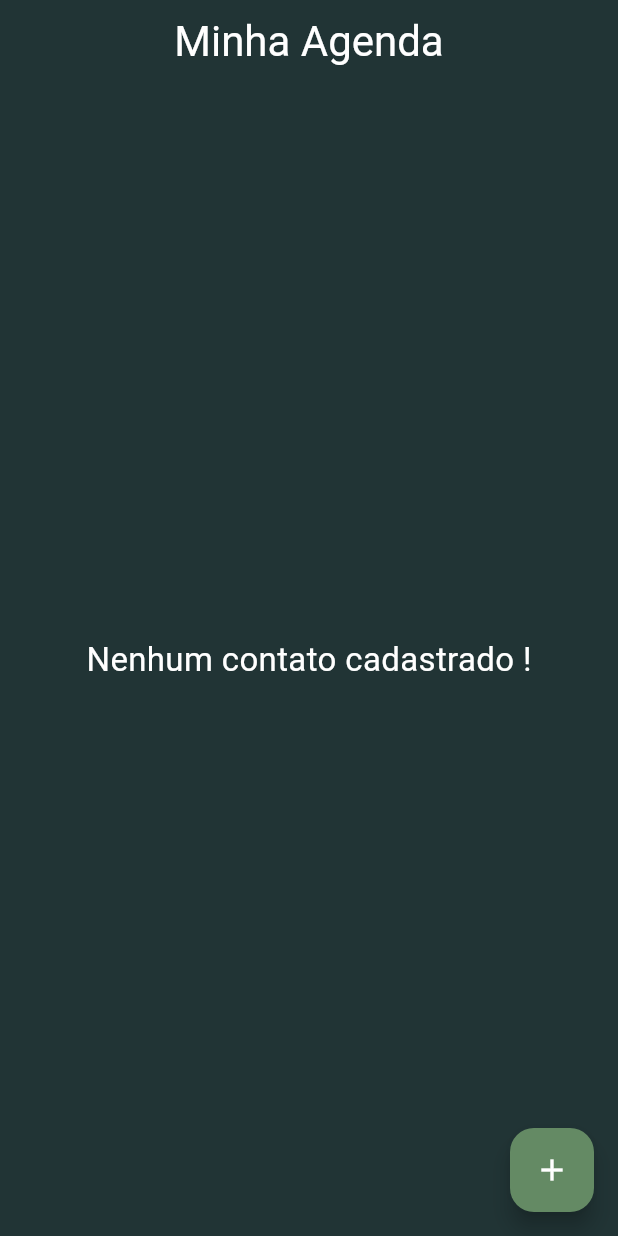
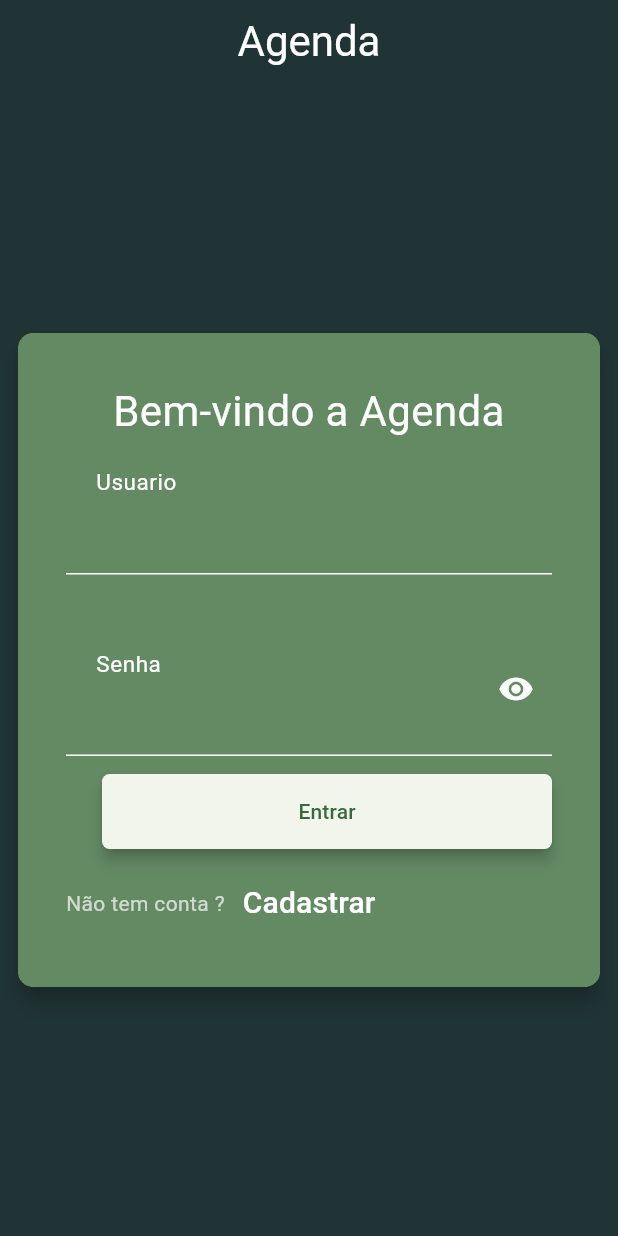
Before and after one commit to leosouza5/AgendaFlutter, a Flutter app: the screen it shows after launch, on a phone screen of 412 x 824 dp. Run offline on Flutter 3.47's test engine with Material 3 defaults, Android fonts, the phone set to English and light mode, and no system bars; our stand-ins replace shared_preferences, sqflite; accounts and stored records are empty.

Commit message:
Adicionando tela de login/cadastro e guardando token para pular login

```diff
--- a/lib/features/contato/components/input.dart
+++ b/lib/features/contato/components/input.dart
@@ -1,7 +1,7 @@
 import 'package:flutter/material.dart';
 import 'package:flutter/services.dart';
 
-class Input extends StatelessWidget {
+class Input extends StatefulWidget {
   final String? hint;
   final String? Function(String?)? validator;
   final TextStyle? hintStyle;
@@ -9,15 +9,23 @@ class Input extends StatelessWidget {
   final Text? label;
   final List<TextInputFormatter>? inputFormatters;
   final TextEditingController? controller;
-  const Input({super.key, this.label, this.hint, this.hintStyle, this.validator, this.onChanged, this.controller, this.inputFormatters});
+  final bool senha;
+  const Input({super.key, this.label, this.hint, this.hintStyle, this.validator, this.onChanged, this.controller, this.inputFormatters, this.senha = false});
 
+  @override
+  State<Input> createState() => _InputState();
+}
+
+class _InputState extends State<Input> {
+  bool obscure = true;
   @override
   Widget build(BuildContext context) {
     return TextFormField(
-      inputFormatters: inputFormatters,
-      controller: controller,
-      onChanged: onChanged,
-      validator: validator,
+      obscureText: widget.senha,
+      inputFormatters: widget.inputFormatters,
+      controller: widget.controller,
+      onChanged: widget.onChanged,
+      validator: widget.validator,
       style: const TextStyle(fontSize: 20, color: Colors.white),
       decoration: InputDecoration(
         errorStyle: const TextStyle(fontSize: 15, overflow: TextOverflow.clip),
@@ -27,12 +35,24 @@ class Input extends StatelessWidget {
         enabledBorder: const UnderlineInputBorder(borderSide: BorderSide(color: Colors.white)),
         focusedBorder: const UnderlineInputBorder(borderSide: BorderSide(color: Colors.white)),
         disabledBorder: const UnderlineInputBorder(borderSide: BorderSide(color: Colors.white)),
-        hintText: hint,
+        hintText: widget.hint,
         floatingLabelBehavior: FloatingLabelBehavior.always,
         contentPadding: const EdgeInsets.symmetric(vertical: 20, horizontal: 20),
-        label: label,
-        hintStyle: hintStyle ?? TextStyle(color: Theme.of(context).colorScheme.onSurfaceVariant.withOpacity(.5)),
+        label: widget.label,
+        hintStyle: widget.hintStyle ?? TextStyle(color: Theme.of(context).colorScheme.onSurfaceVariant.withOpacity(.5)),
         labelStyle: const TextStyle(fontSize: 20, color: Colors.white),
+        suffixIcon: widget.senha
+            ? IconButton(
+                onPressed: () {
+                  setState(() {
+                    obscure = !obscure;
+                  });
+                },
+                icon: Icon(
+                  obscure ? Icons.visibility : Icons.visibility_off,
+                  color: Colors.white,
+                ))
+            : null,
       ),
     );
   }
--- a/lib/features/contato/controller/contato_controller.dart
+++ b/lib/features/contato/controller/contato_controller.dart
@@ -11,7 +11,7 @@ class ContatoController extends ChangeNotifier {
 
   List<ContatoModel> listaDeContatos = [];
 
-  void criaContato(BuildContext context) async {
+  Future<void> criaContato(BuildContext context) async {
     if (formKey.currentState!.validate()) {
       try {
         final db = DatabaseService.instance;
@@ -25,8 +25,6 @@ class ContatoController extends ChangeNotifier {
         await recuperaContato();
         Navigator.pop(context);
       } catch (e) {
-        print("ERROOOOOOOOOOOOOOO");
-        print(e.toString());
         rethrow;
       }
     }
--- /dev/null
+++ b/lib/features/telaDeLogin/controller/auth_controller.dart
@@ -0,0 +1,70 @@
+import 'package:agenda/features/home/pages/home_screen.dart';
+import 'package:agenda/features/telaDeLogin/model/usuario_model.dart';
+import 'package:agenda/services/database_service.dart';
+import 'package:flutter/material.dart';
+import 'package:shared_preferences/shared_preferences.dart';
+
+class AuthController extends ChangeNotifier {
+  GlobalKey<FormState> formCadastro = GlobalKey<FormState>();
+  GlobalKey<FormState> formLogin = GlobalKey<FormState>();
+
+  TextEditingController controllerUsuarioLogin = TextEditingController();
+  TextEditingController controllerSenhaLogin = TextEditingController();
+
+  TextEditingController controllerSenhaCadastro = TextEditingController();
+  TextEditingController controllerConfirmaSenhaCadastro = TextEditingController();
+  TextEditingController controllerUsuarioCadastro = TextEditingController();
+
+  void cadastrar(BuildContext context) async {
+    if (formCadastro.currentState!.validate()) {
+      try {
+        final db = DatabaseService.instance;
+
+        await db.novoUsuario(
+          contato: UsuarioModel(usuario: controllerUsuarioCadastro.text, senha: controllerSenhaCadastro.text),
+        );
+        FocusScope.of(context).unfocus();
+        controllerUsuarioCadastro.clear();
+        controllerSenhaCadastro.clear();
+        controllerConfirmaSenhaCadastro.clear();
+
+        ScaffoldMessenger.of(context).showSnackBar(const SnackBar(content: Text("Usuario criado com sucesso !")));
+        Navigator.pop(context);
+      } catch (e) {
+        rethrow;
+      }
+    }
+  }
+
+  void logar(BuildContext context) async {
+    if (formLogin.currentState!.validate()) {
+      try {
+        print('to no try');
+        final db = DatabaseService.instance;
+
+        FocusScope.of(context).unfocus();
+        if (await db.verificarLogin(
+          usuarioModel: UsuarioModel(usuario: controllerUsuarioLogin.text, senha: controllerSenhaLogin.text),
+        )) {
+          final SharedPreferences prefs = await SharedPreferences.getInstance();
+          await prefs.setString('token', controllerUsuarioLogin.text);
+
+          controllerUsuarioLogin.clear();
+          controllerSenhaLogin.clear();
+
+          ScaffoldMessenger.of(context).showSnackBar(const SnackBar(content: Text("Login feito com Sucesso !")));
+
+          Navigator.pushReplacement(
+              context,
+              MaterialPageRoute(
+                builder: (context) => HomeScreen(),
+              ));
+        } else {
+          ScaffoldMessenger.of(context).showSnackBar(const SnackBar(content: Text("Usuario não encontrado !")));
+        }
+      } catch (e) {
+        rethrow;
+      }
+    }
+  }
+}
--- /dev/null
+++ b/lib/features/telaDeLogin/model/usuario_model.dart
@@ -0,0 +1,6 @@
+class UsuarioModel {
+  UsuarioModel({this.id, required this.usuario, required this.senha});
+  int? id;
+  String usuario;
+  String senha;
+}
--- /dev/null
+++ b/lib/features/telaDeLogin/pages/tela_login.dart
@@ -0,0 +1,154 @@
+import 'package:agenda/features/contato/components/input.dart';
+import 'package:agenda/features/home/pages/home_screen.dart';
+import 'package:agenda/features/telaDeLogin/controller/auth_controller.dart';
+import 'package:agenda/features/telaDeLogin/pages/tela_cadastro.dart';
+import 'package:flutter/material.dart';
+import 'package:provider/provider.dart';
+import 'package:shared_preferences/shared_preferences.dart';
+
+class TelaLogin extends StatefulWidget {
+  const TelaLogin({super.key});
+
+  @override
+  State<TelaLogin> createState() => _TelaLoginState();
+}
+
+class _TelaLoginState extends State<TelaLogin> {
+  @override
+  void initState() {
+    verificarLogin();
+    super.initState();
+  }
+
+  Future<void> verificarLogin() async {
+    final SharedPreferences prefs = await SharedPreferences.getInstance();
+    final String? token = prefs.getString('token');
+
+    if (token != null && token.isNotEmpty) {
+      Navigator.pushReplacement(
+        context,
+        MaterialPageRoute(
+          builder: (context) => HomeScreen(),
+        ),
+      );
+    }
+  }
+
+  @override
+  Widget build(BuildContext context) {
+    final controller = context.read<AuthController>();
+    return Scaffold(
+      resizeToAvoidBottomInset: false,
+      backgroundColor: const Color(0xFF213435),
+      appBar: AppBar(
+        backgroundColor: const Color(0xFF213435),
+        centerTitle: true,
+        title: const Text(
+          "Agenda",
+          style: TextStyle(color: Colors.white, fontSize: 28),
+        ),
+      ),
+      body: Center(
+        child: Padding(
+          padding: const EdgeInsets.all(8.0),
+          child: SingleChildScrollView(
+            child: Card(
+              elevation: 6,
+              child: Container(
+                decoration: BoxDecoration(color: const Color(0xFF648a64), borderRadius: BorderRadius.circular(10)),
+                padding: const EdgeInsets.all(16),
+                child: Padding(
+                  padding: const EdgeInsets.all(16.0),
+                  child: Column(
+                    mainAxisSize: MainAxisSize.min,
+                    mainAxisAlignment: MainAxisAlignment.spaceAround,
+                    children: [
+                      const Text(
+                        "Bem-vindo a Agenda",
+                        textAlign: TextAlign.center,
+                        style: TextStyle(color: Colors.white, fontSize: 28),
+                      ),
+                      Form(
+                        key: controller.formLogin,
+                        child: Column(
+                          children: [
+                            Input(
+                              controller: controller.controllerUsuarioLogin,
+                              label: Text("Usuario"),
+                              validator: (value) {
+                                if (value == '') {
+                                  return "Informe um nome válido";
+                                } else {
+                                  return null;
+                                }
+                              },
+                            ),
+                            SizedBox(
+                              height: 32,
+                            ),
+                            Input(
+                              controller: controller.controllerSenhaLogin,
+                              label: Text("Senha"),
+                              senha: true,
+                              validator: (value) {
+                                if (value == '') {
+                                  return "Informe um senha válido";
+                                } else {
+                                  return null;
+                                }
+                              },
+                            ),
+                          ],
+                        ),
+                      ),
+                      Padding(
+                        padding: const EdgeInsets.symmetric(vertical: 12.0),
+                        child: Align(
+                            alignment: Alignment.centerRight,
+                            child: ElevatedButton(
+                              onPressed: () {
+                                controller.logar(context);
+                              },
+                              style: ElevatedButton.styleFrom(
+                                padding: const EdgeInsets.symmetric(vertical: 12, horizontal: 24),
+                                fixedSize: const Size(300, 50),
+                                shape: RoundedRectangleBorder(borderRadius: BorderRadius.circular(5)),
+                                elevation: 4,
+                              ),
+                              child: const Text(
+                                "Entrar",
+                              ),
+                            )),
+                      ),
+                      Row(
+                        children: [
+                          const Text(
+                            "Não tem conta ?",
+                            style: TextStyle(color: Colors.white70),
+                          ),
+                          TextButton(
+                            onPressed: () {
+                              Navigator.push(
+                                  context,
+                                  MaterialPageRoute(
+                                    builder: (context) => TelaCadastro(),
+                                  ));
+                            },
+                            child: Text(
+                              "Cadastrar",
+                              style: TextStyle(color: Colors.white, fontSize: 20),
+                            ),
+                          )
+                        ],
+                      )
+                    ],
+                  ),
+                ),
+              ),
+            ),
+          ),
+        ),
+      ),
+    );
+  }
+}
--- a/lib/main.dart
+++ b/lib/main.dart
@@ -1,5 +1,6 @@
 import 'package:agenda/features/contato/controller/contato_controller.dart';
-import 'package:agenda/features/home/pages/home_screen.dart';
+import 'package:agenda/features/telaDeLogin/controller/auth_controller.dart';
+import 'package:agenda/features/telaDeLogin/pages/tela_login.dart';
 import 'package:flutter/material.dart';
 import 'package:provider/provider.dart';
 
@@ -15,6 +16,7 @@ class MyApp extends StatelessWidget {
     return MultiProvider(
       providers: [
         ChangeNotifierProvider(create: (context) => ContatoController()),
+        ChangeNotifierProvider(create: (context) => AuthController()),
       ],
       child: MaterialApp(
           title: 'Agenda',
@@ -23,7 +25,7 @@ class MyApp extends StatelessWidget {
             useMaterial3: true,
           ),
           debugShowCheckedModeBanner: false,
-          home: const HomeScreen()),
+          home: const TelaLogin()),
     );
   }
 }
--- a/lib/services/database_service.dart
+++ b/lib/services/database_service.dart
@@ -1,6 +1,7 @@
 import 'dart:async';
 
 import 'package:agenda/features/contato/model/contato_model.dart';
+import 'package:agenda/features/telaDeLogin/model/usuario_model.dart';
 import 'package:path/path.dart';
 import 'package:sqflite/sqflite.dart';
 
@@ -11,6 +12,7 @@ class DatabaseService {
   static final DatabaseService instance = DatabaseService._constructor();
 
   final String nomeDaTabela = "tb_contatos";
+  final String nomeDaTabelaUsuario = "tb_usuario";
 
   Future<Database> get database async {
     if (_db != null) {
@@ -30,6 +32,13 @@ class DatabaseService {
       databasePath,
       onCreate: (db, version) {
         db.execute('''
+          CREATE TABLE $nomeDaTabelaUsuario(
+            id INTEGER PRIMARY KEY,
+            usuario TEXT NOT NULL,
+            senha TEXT NOT NULL
+          )
+        ''');
+        db.execute('''
           CREATE TABLE $nomeDaTabela(
             id INTEGER PRIMARY KEY,
             nome TEXT NOT NULL,
@@ -38,8 +47,41 @@ class DatabaseService {
           )
         ''');
       },
+      onOpen: (db) async {
+        await db.execute('''
+          CREATE TABLE IF NOT EXISTS $nomeDaTabelaUsuario(
+            id INTEGER PRIMARY KEY,
+            usuario TEXT NOT NULL,
+            senha TEXT NOT NULL
+          )
+        ''');
+      },
     );
     return database;
+  }
+
+  Future<void> novoUsuario({required UsuarioModel contato}) async {
+    final db = await database;
+    print(db);
+
+    db.insert(
+      nomeDaTabelaUsuario,
+      {
+        "usuario": contato.usuario,
+        "senha": contato.senha,
+      },
+    );
+  }
+
+  Future<bool> verificarLogin({required UsuarioModel usuarioModel}) async {
+    final db = await database;
+
+    final resultado = await db.query(
+      nomeDaTabelaUsuario,
+      where: 'usuario = ? AND senha = ?',
+      whereArgs: [usuarioModel.usuario, usuarioModel.senha],
+    );
+    return resultado.isNotEmpty;
   }
 
   void novoContato({required ContatoModel contato}) async {
--- a/pubspec.yaml
+++ b/pubspec.yaml
@@ -38,6 +38,7 @@ dependencies:
   provider: ^6.1.2
   sqflite: ^2.3.3+2
   path: ^1.9.0
+  shared_preferences: ^2.3.2
 
 dev_dependencies:
   flutter_test:
```
Also changed, not shown: lib/features/telaDeLogin/pages/tela_cadastro.dart (added, +112 -0 lines), pubspec.lock, 2 other files.
